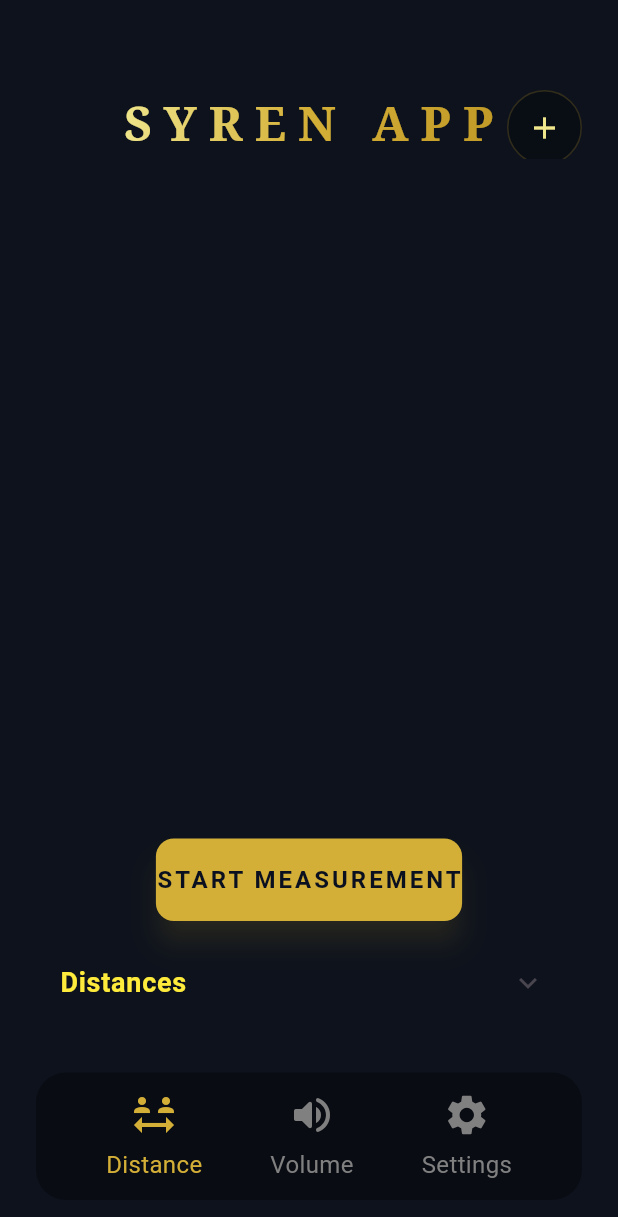
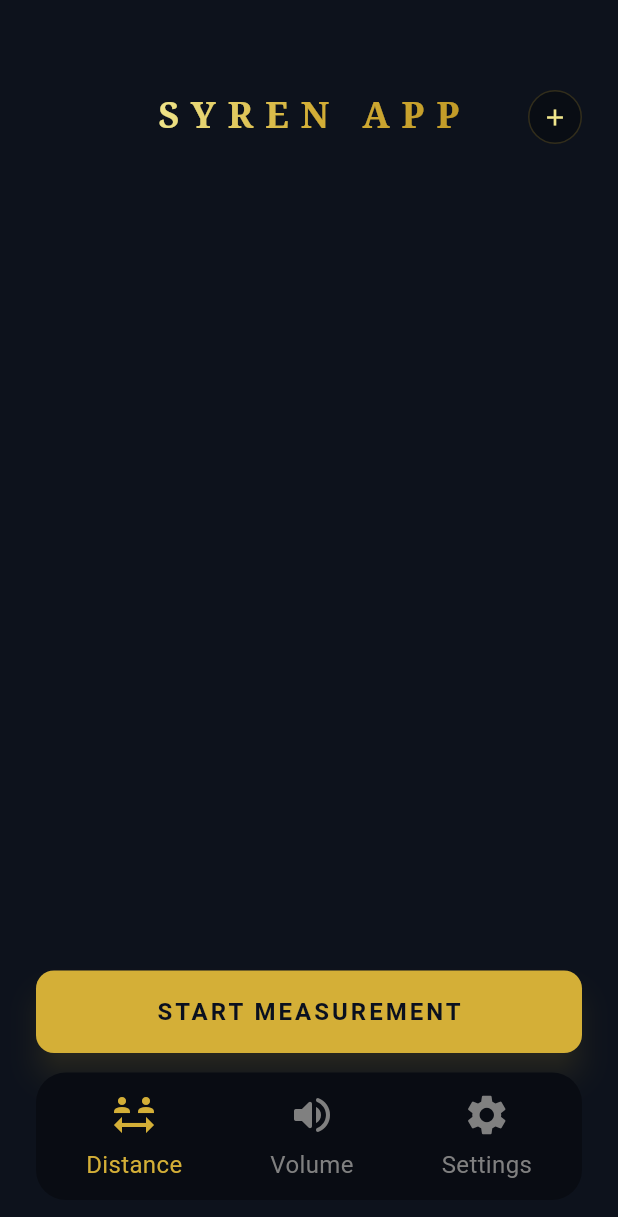
Before and after one commit to SyrenSystem/SyrenApp, a Flutter app: the screen it shows after launch, on a phone screen of 412 x 824 dp. Shown: the top 1217 px of the screen. Run offline on Flutter 3.47's test engine with Material 3 defaults, Android fonts, the light colour scheme and no system bars; our stand-ins replace flutter_riverpod, shared_preferences; missing offline and left inert: libserialport, mqtt_client, usb_serial.

Commit message:
Fix overflow horizontal, and data shown on top of page when not connected and button present when not needed taking space + plus button doesn't fit

```diff
--- a/lib/main.dart
+++ b/lib/main.dart
@@ -97,11 +97,16 @@ class _MainPageState extends ConsumerState<MainPage> {
             Positioned(
               left: 24,
               right: 24,
-              bottom: 140,
+              bottom: 110,
               child: Column(
                 mainAxisSize: MainAxisSize.min,
                 children: [
-                  ElevatedButton(
+
+                  // Show button here ONLY when NOT connected
+                  if (!controller.isConnected)
+                    SizedBox(
+                      width: double.infinity,
+                      child: ElevatedButton(
                         onPressed: _startMeasurement,
                         style: ElevatedButton.styleFrom(
                           backgroundColor: const Color(0xFFd4af37),
@@ -113,31 +118,60 @@ class _MainPageState extends ConsumerState<MainPage> {
                           elevation: 8,
                           shadowColor: const Color(0xFFd4af37).withValues(alpha: 0.3),
                         ),
-                    child: Text(
-                      controller.isConnected ? 'STOP MEASUREMENT' : 'START MEASUREMENT',
-                      style: const TextStyle(
+                        child: const Text(
+                          "START MEASUREMENT",
+                          style: TextStyle(
                             fontSize: 16,
                             fontWeight: FontWeight.bold,
                             letterSpacing: 2,
                           ),
                         ),
                       ),
+                    ),
 
-                  const SizedBox(height: 12), // spacing between button
+                  const SizedBox(height: 12),
 
+                  // Show distances ONLY when connected
+                  if (controller.isConnected)
                     ExpansionTile(
                       title: const Text(
                         "Distances",
                         style: TextStyle(
                           fontSize: 18,
                           fontWeight: FontWeight.bold,
-                        color: Colors.yellow, // yellow title text
+                          color: Colors.yellow,
                         ),
                       ),
                       children: [
+                          Padding(
+                            padding: const EdgeInsets.all(16.0),
+                            child: SizedBox(
+                              width: double.infinity,
+                              child: ElevatedButton(
+                                onPressed: _startMeasurement,
+                                style: ElevatedButton.styleFrom(
+                                  backgroundColor: const Color(0xFFd4af37),
+                                  foregroundColor: const Color(0xFF0a101f),
+                                  padding: const EdgeInsets.symmetric(vertical: 16),
+                                  shape: RoundedRectangleBorder(
+                                    borderRadius: BorderRadius.circular(12),
+                                  ),
+                                ),
+                                child: const Text(
+                                  "STOP MEASUREMENT",
+                                  style: TextStyle(
+                                    fontSize: 16,
+                                    fontWeight: FontWeight.bold,
+                                    letterSpacing: 2,
+                                  ),
+                                ),
+                              ),
+                            ),
+                          ),
+
                         Container(
                           height: 300,
-                        color: Colors.black, // black background
+                          color: Colors.black,
                           child: ListView.builder(
                             itemCount: distanceItems.length,
                             itemBuilder: (context, index) {
@@ -145,28 +179,29 @@ class _MainPageState extends ConsumerState<MainPage> {
                               return ListTile(
                                 leading: Text(
                                   "ID: ${item.id}; label: ${item.label}",
-                                style: const TextStyle(color: Colors.yellow), // yellow text
+                                  style: const TextStyle(color: Colors.yellow),
                                 ),
                                 title: Text(
                                   "Distance: ${item.distance.toStringAsFixed(2)}mm",
-                                style: const TextStyle(color: Colors.yellow), // yellow text
+                                  style: const TextStyle(color: Colors.yellow),
                                 ),
                               );
                             },
                           ),
                         ),
                       ],
-                  )
+                    ),
                 ],
               ),
             ),
+
 
           Positioned(
             left: 24,
             right: 24,
             bottom: 24,
             child: Container(
-              padding: const EdgeInsets.symmetric(horizontal: 24, vertical: 4),
+              padding: const EdgeInsets.symmetric(horizontal: 4, vertical: 4),
               decoration: BoxDecoration(
                 color: const Color(0xFF090c13),
                 borderRadius: BorderRadius.circular(20),
--- a/lib/ui/location_view_page.dart
+++ b/lib/ui/location_view_page.dart
@@ -21,18 +21,19 @@ class LocationViewPage extends StatefulWidget {
 class _LocationViewPageState extends State<LocationViewPage> {
   @override
   Widget build(BuildContext context) {
-    return Container(
+    return Stack(
+      children: [
+        // Background + content
+        Container(
           decoration: const BoxDecoration(
             color: Color(0xFF0d121c),
           ),
           child: Column(
             children: [
-          // Header
+              // Header text (NO icon inside here)
               Padding(
                 padding: const EdgeInsets.only(top: 60, bottom: 16),
-            child: Stack(
-              children: [
-                Center(
+                child: Center(
                   child: ShaderMask(
                     shaderCallback: (bounds) => const LinearGradient(
                       colors: [
@@ -44,7 +45,7 @@ class _LocationViewPageState extends State<LocationViewPage> {
                     child: const Text(
                       'SYREN APP',
                       style: TextStyle(
-                        fontSize: 32,
+                        fontSize: 24,
                         fontWeight: FontWeight.bold,
                         letterSpacing: 8,
                         color: Colors.white,
@@ -53,38 +54,9 @@ class _LocationViewPageState extends State<LocationViewPage> {
                     ),
                   ),
                 ),
-                Positioned(
-                  right: 24,
-                  top: 0,
-                  child: Container(
-                    decoration: BoxDecoration(
-                      color: Colors.black.withValues(alpha: 0.3),
-                      borderRadius: BorderRadius.circular(25),
-                      border: Border.all(
-                        color: const Color(0xFFd4af37).withValues(alpha: 0.2),
-                        width: 1,
-                      ),
-                    ),
-                    child: IconButton(
-                      icon: const Icon(Icons.add),
-                      color: const Color(0xFFf0e68c),
-                      onPressed: () {
-                        Navigator.push(
-                          context,
-                          MaterialPageRoute(
-                            builder: (context) => const ConnectSpeakerPage(),
-                            fullscreenDialog: true,
-                          ),
-                        );
-                      },
-                    ),
-                  ),
-                ),
-              ],
-            ),
               ),
 
-          // Location visualization area
+              // Canvas
               Expanded(
                 child: LayoutBuilder(
                   builder: (context, constraints) {
@@ -100,6 +72,40 @@ class _LocationViewPageState extends State<LocationViewPage> {
               ),
             ],
           ),
+        ),
+
+        // Floating icon ABOVE EVERYTHING (highest z-index)
+        Positioned(
+          right: 24,
+          top: 60,   // adjust because header text is at 60px
+          child: Container(
+            width: 36,
+            height: 36,
+            decoration: BoxDecoration(
+              color: Colors.black.withValues(alpha: 0.3),
+              borderRadius: BorderRadius.circular(25),
+              border: Border.all(
+                color: const Color(0xFFd4af37).withValues(alpha: 0.2),
+                width: 1,
+              ),
+            ),
+            child: IconButton(
+              icon: const Icon(Icons.add, size: 18),
+              padding: EdgeInsets.zero,
+              color: const Color(0xFFf0e68c),
+              onPressed: () {
+                Navigator.push(
+                  context,
+                  MaterialPageRoute(
+                    builder: (context) => const ConnectSpeakerPage(),
+                    fullscreenDialog: true,
+                  ),
+                );
+              },
+            ),
+          ),
+        ),
+      ],
     );
   }
 }
```
Lines whose indentation alone changed are shown as unchanged.
